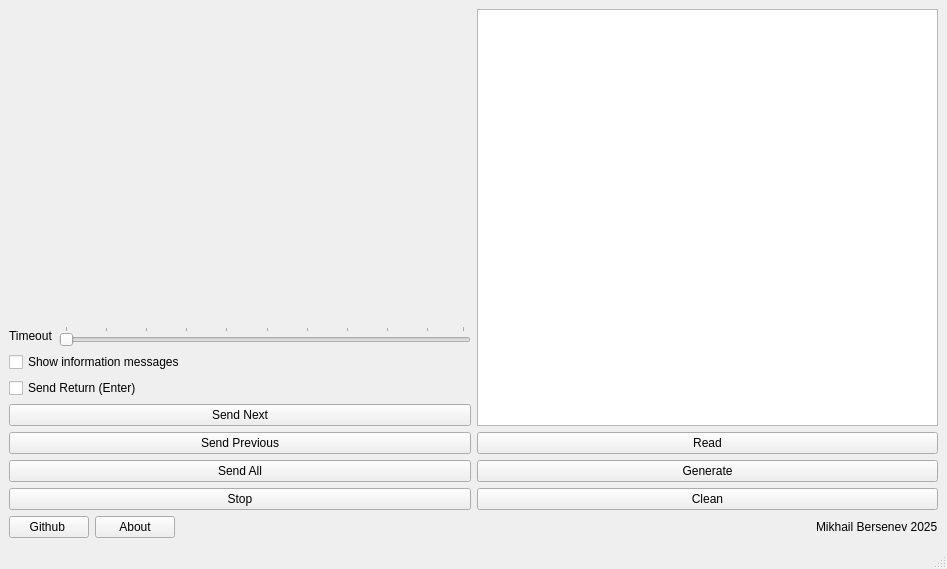
Qt form mainwindow.ui (MikhailBersenev/EANScannerEmu) before a commit.
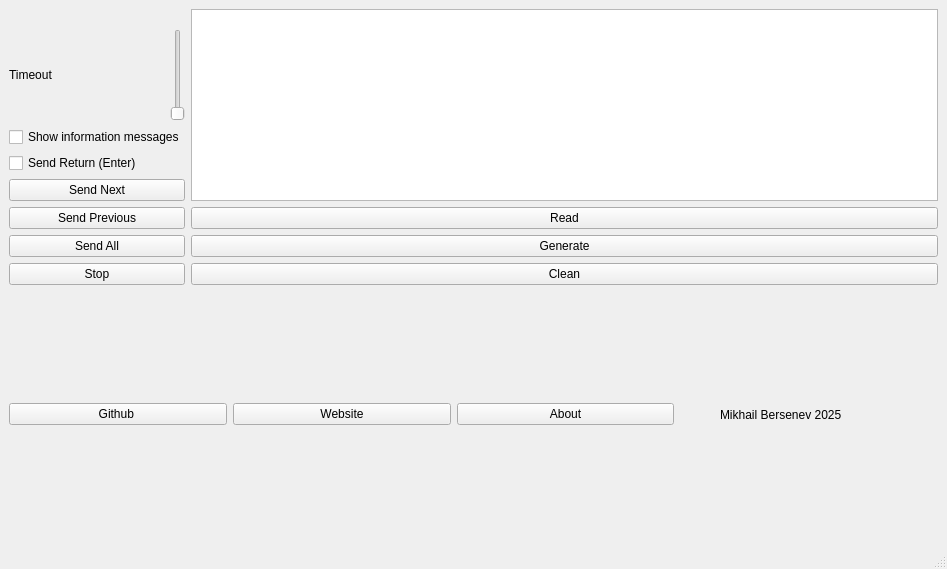
The same form after that commit. Icons and pictures are not drawn.

Commit message: Website button created

Diff of the .ui file:
```diff
--- a/mainwindow.ui
+++ b/mainwindow.ui
@@ -41,11 +41,8 @@
         </item>
         <item>
          <widget class="QSlider" name="TimeoutSlider">
-          <property name="orientation">
-           <enum>Qt::Orientation::Horizontal</enum>
-          </property>
           <property name="tickPosition">
-           <enum>QSlider::TickPosition::TicksAbove</enum>
+           <enum>QSlider::NoTicks</enum>
           </property>
           <property name="tickInterval">
            <number>10</number>
@@ -135,6 +132,13 @@
         </property>
        </widget>
       </item>
+      <item>
+       <widget class="QPushButton" name="WebsiteButton">
+        <property name="text">
+         <string>Website</string>
+        </property>
+       </widget>
+      </item>
       <item>
        <widget class="QPushButton" name="AboutButton">
         <property name="text">
@@ -144,9 +148,6 @@
       </item>
       <item>
        <spacer name="horizontalSpacer">
-        <property name="orientation">
-         <enum>Qt::Orientation::Horizontal</enum>
-        </property>
         <property name="sizeHint" stdset="0">
          <size>
           <width>40</width>
```
Left out of the diff: 2 changed lines with no effect on the pictures. The commit also changes 2 other files.
